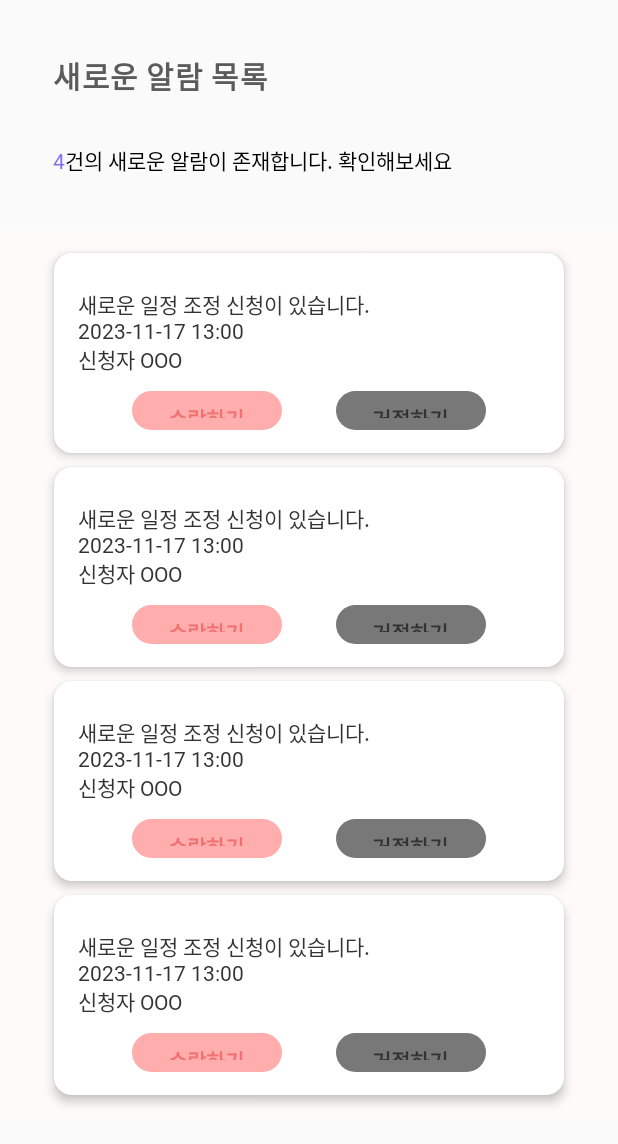
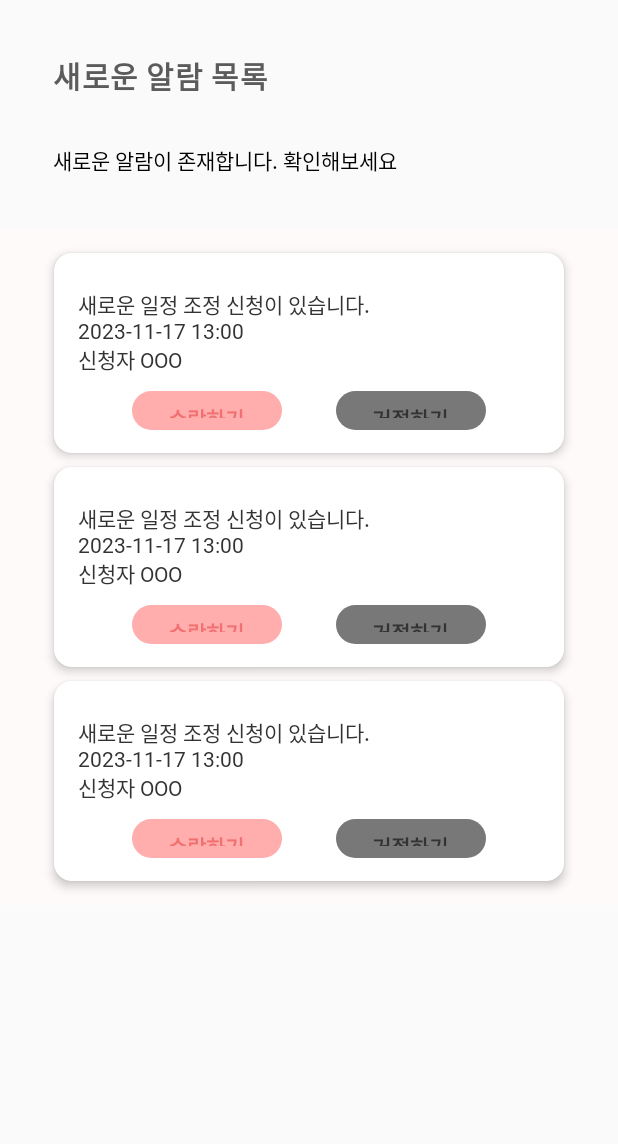
Before and after one commit to 23Capstone1-Team-AlbaEZ/AlbaEZ-Android-Client, an Android app built with Jetpack Compose: the NotiActivity screen opened directly, with no data from a screen before it, after a tap on "수락하기", on a phone screen of 412 x 824 dp. Shown: the top 1144 px of the screen. Run offline under Robolectric (Android 15) with nearby library versions, the phone set to English and light mode, and no system bars; Roboto replaces fonts that are not available here.

Commit message:
알람 카드 없어지는거 구현했는데 왜안되나요? 어이없네

```diff
--- a/app/src/main/java/com/example/myalbaez/ui/screens/notification/NotiManagerActivity.kt
+++ b/app/src/main/java/com/example/myalbaez/ui/screens/notification/NotiManagerActivity.kt
@@ -103,7 +103,7 @@ fun NotificationMangerScreen(alarmList: List<notiDataClass>) {
 @Composable
 fun NofiManagerSlider(alarmList: List<notiDataClass>) {
     var scrollState by remember { mutableFloatStateOf(0f) }
-
+    var actionClick : (Boolean) -> Unit = {}
     LazyColumn(
         modifier = Modifier
             .fillMaxWidth()
@@ -119,7 +119,7 @@ fun NofiManagerSlider(alarmList: List<notiDataClass>) {
     ) {
         items(alarmList.size) {
             // Composable function for each card
-            NofiCard(alarm = alarmList[it])
+            NofiCard(alarm = alarmList[it], onActionClick = actionClick)
         }
     }
 }
--- a/app/src/main/java/com/example/myalbaez/ui/screens/notification/NotiWorkerActivity.kt
+++ b/app/src/main/java/com/example/myalbaez/ui/screens/notification/NotiWorkerActivity.kt
@@ -24,6 +24,7 @@ import androidx.compose.material3.Text
 import androidx.compose.runtime.Composable
 import androidx.compose.runtime.getValue
 import androidx.compose.runtime.mutableFloatStateOf
+import androidx.compose.runtime.mutableStateOf
 import androidx.compose.runtime.remember
 import androidx.compose.runtime.setValue
 import androidx.compose.ui.Alignment
@@ -95,12 +96,12 @@ fun NotificationScreen(alarmList: List<notiDataClass>) {
             Spacer(modifier = Modifier.height(31.dp))
             Text(
                 buildAnnotatedString {
-                    withStyle(
-                        style = SpanStyle(color = purple)
-                    ) {
-                        append(alarmList.size.toString())
-                    }
-                    append("건의 새로운 알람이 존재합니다. 확인해보세요")
+//                    withStyle(
+//                        style = SpanStyle(color = purple)
+//                    ) {
+//                        append(alarmList.size.toString())
+//                    }
+                    append("새로운 알람이 존재합니다. 확인해보세요")
                 }
             )
         }
@@ -111,6 +112,7 @@ fun NotificationScreen(alarmList: List<notiDataClass>) {
 @Composable
 fun NofiSlider(alarmList: List<notiDataClass>) {
     var scrollState by remember { mutableFloatStateOf(0f) }
+    var notifications: List<notiDataClass> by remember { mutableStateOf(alarmList) }
 
     LazyColumn(
         modifier = Modifier
@@ -125,15 +127,33 @@ fun NofiSlider(alarmList: List<notiDataClass>) {
         horizontalAlignment = Alignment.CenterHorizontally,
         verticalArrangement = Arrangement.spacedBy(9.dp)
     ) {
-        items(alarmList.size) {
+//        items(alarmList.size) {
+//            // Composable function for each card
+//            NofiCard(alarm = alarmList[it])
+//        }
+        items(notifications.size) { index ->
             // Composable function for each card
-            NofiCard(alarm = alarmList[it])
+            NofiCard(alarm = notifications[index]) { accepted ->
+                // 추가: 콜백 함수를 통해 카드 삭제 로직
+                if (accepted) {
+                    // 알림 수락에 대한 로직
+                    // 예시로 알림 목록에서 해당 알림을 제거합니다.
+                    notifications = notifications.toMutableList().apply {
+                        removeAt(index)
+                    }
+                } else {
+                    // 알림 거절에 대한 로직
+                    notifications = notifications.toMutableList().apply {
+                        removeAt(index)
+                    }
+                }
+            }
         }
     }
 }
 
 @Composable
-fun NofiCard(alarm: notiDataClass) {
+fun NofiCard(alarm: notiDataClass, onActionClick: (Boolean) -> Unit) {
     ElevatedCard(
         elevation = CardDefaults.cardElevation(
             defaultElevation = 4.dp
@@ -178,6 +198,7 @@ fun NofiCard(alarm: notiDataClass) {
                 Button(
                     onClick ={
                         //수락완료 팝업 후 종료
+                        onActionClick(true)
                     },
                     colors= ButtonDefaults.buttonColors(containerColor = light_pink,contentColor = pink)
                 ) {
@@ -186,6 +207,7 @@ fun NofiCard(alarm: notiDataClass) {
                 Button(
                     onClick ={
                         //거절 완료 팝업 후 종료
+                        onActionClick(false)
                     },
                     colors= ButtonDefaults.buttonColors(containerColor = gray02,contentColor = gray01)
                 ) {
```
